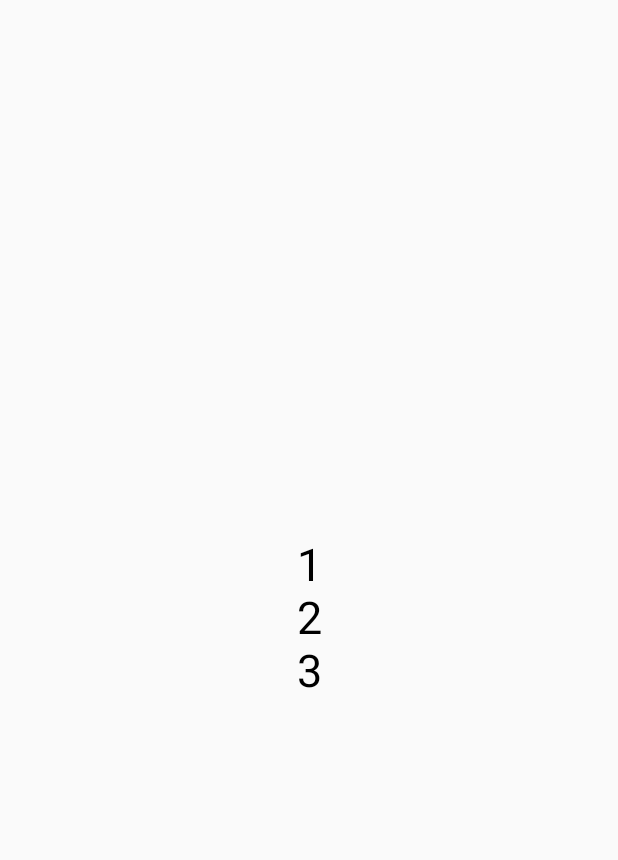
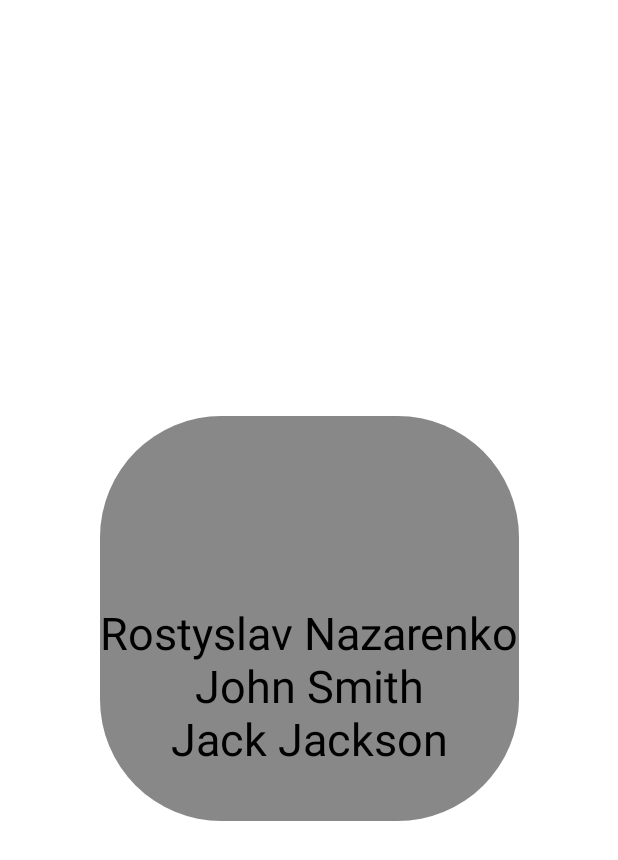
Before and after one commit to Rostyslav-Nazar23/ThreeInRow, an Android app built with Jetpack Compose: the CreditsScreen screen opened through its navigation route, on a phone screen of 412 x 824 dp. Before the commit the part shown is almost empty. Shown: the top 860 px of the screen. Run offline under Robolectric (Android 15) with nearby library versions, the phone set to English and light mode, and no system bars.

Commit message:
Credit Screen Structure, Common Surface

```diff
--- a/app/src/main/java/com/example/threeinrow/MainActivity.kt
+++ b/app/src/main/java/com/example/threeinrow/MainActivity.kt
@@ -3,18 +3,21 @@ package com.example.threeinrow
 import android.os.Bundle
 import androidx.activity.ComponentActivity
 import androidx.activity.compose.setContent
-import androidx.compose.foundation.gestures.ScrollableDefaults
-import androidx.compose.foundation.layout.Arrangement
-import androidx.compose.foundation.layout.Column
-import androidx.compose.foundation.layout.fillMaxHeight
-import androidx.compose.foundation.layout.fillMaxWidth
-import androidx.compose.foundation.lazy.LazyColumn
+import androidx.compose.foundation.background
+import androidx.compose.foundation.layout.*
+import androidx.compose.foundation.rememberScrollState
+import androidx.compose.foundation.shape.RoundedCornerShape
+import androidx.compose.foundation.verticalScroll
 import androidx.compose.material.Button
+import androidx.compose.material.Surface
 import androidx.compose.material.Text
 import androidx.compose.runtime.Composable
 import androidx.compose.ui.Alignment
 import androidx.compose.ui.Modifier
+import androidx.compose.ui.draw.clip
+import androidx.compose.ui.graphics.Color
 import androidx.compose.ui.platform.LocalContext
+import androidx.compose.ui.unit.dp
 import androidx.compose.ui.unit.sp
 import androidx.navigation.NavController
 import androidx.navigation.compose.NavHost
@@ -24,7 +27,9 @@ import androidx.navigation.compose.rememberNavController
 class MainActivity : ComponentActivity() {
     override fun onCreate(savedInstanceState: Bundle?) {
         super.onCreate(savedInstanceState)
+        // TODO Create a Thread for music, which will be affected from a Settings Screen
         setContent {
+            Surface(modifier = Modifier.fillMaxSize()) {
                 val navController = rememberNavController()
                 LocalContext.current
                 NavHost(navController = navController, startDestination = "Main Screen") {
@@ -35,16 +40,17 @@ class MainActivity : ComponentActivity() {
                         SettingsScreen(navController)
                     }
                     composable("Levels") {
-                    /*TODO*/
+                        /*TODO Navigation to Game, use a level settings and objective*/
                     }
                     composable("Game") {
-                    /*TODO*/
+                        /*TODO Start a Thread with a gameplay*/
                     }
                     composable("Pause Menu") {
-                    /*TODO*/
+                        /*TODO Pause gameplay Thread, show a Pause Menu*/
                     }
                     composable("Credits") {
                         CreditsScreen(navController)
+                    }
                 }
             }
         }
@@ -66,24 +72,46 @@ fun MainScreen(navController: NavController) {
 }
 
 @Composable
+fun LevelsScreen(navController: NavController) {
+    /*TODO A set of Buttons, which navigate to a gameplay screen with a level parameters*/
+}
+
+@Composable
 fun SettingsScreen(navController: NavController) {
-    /*TODO*/
+    /*TODO Create a Seekbar to change music volume, a button to reset a progress*/
 }
 
 @Composable
 fun CreditsScreen(navController: NavController) {
-    LazyColumn(
+    Box(
+        Modifier.fillMaxSize(),
+        contentAlignment = Alignment.Center
+    ) {
+        Column(
             modifier = Modifier
-            .fillMaxWidth()
-            .fillMaxHeight(),
+                .clip(shape = RoundedCornerShape(30))
+                .width(IntrinsicSize.Max)
+                .height(270.dp)
+                .verticalScroll(rememberScrollState())
+                .background(color = Color.Gray),
             horizontalAlignment = Alignment.CenterHorizontally,
             verticalArrangement = Arrangement.Center,
-        flingBehavior = ScrollableDefaults.flingBehavior(),
-        userScrollEnabled = true
         ) {
-        item { Text("1", fontSize = 30.sp) }
-        item { Text("2", fontSize = 30.sp) }
-        item { Text("3", fontSize = 30.sp) }
+            Spacer(Modifier.height(128.dp))
+            Text(
+                "Rostyslav Nazarenko",
+                fontSize = 30.sp
+            )
+            Text(
+                "John Smith",
+                fontSize = 30.sp
+            )
+            Text(
+                "Jack Jackson",
+                fontSize = 30.sp
+            )
+            Spacer(Modifier.height(128.dp))
+        }
     }
 }
 
```
Lines whose indentation alone changed are shown as unchanged.
